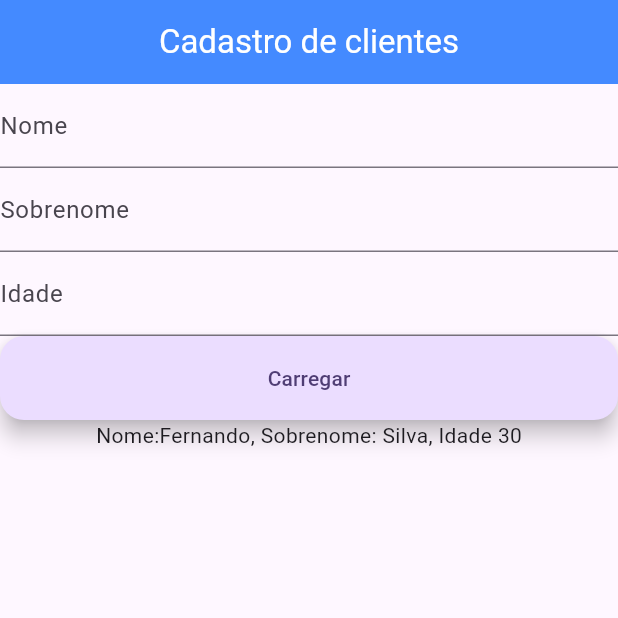
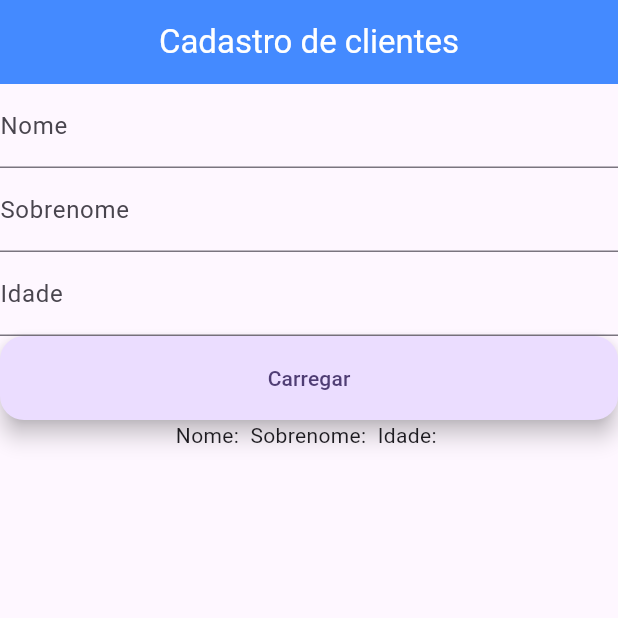
Before and after one commit to f-alexandre96/tela_cliente_flutter, a Flutter app: the screen it shows after launch, after a tap on "Carregar", on a phone screen of 412 x 824 dp, the top half of it. Run offline on Flutter 3.47's test engine with Material 3 defaults, Android fonts, the phone set to English and light mode, and no system bars.

Commit message:
updated cliente_screen

```diff
--- a/lib/cliente_screen.dart
+++ b/lib/cliente_screen.dart
@@ -8,6 +8,12 @@ class ClienteScreen extends StatefulWidget {
 }
 
 class _ClienteScreenState extends State<ClienteScreen> {
+  TextEditingController txtNome = TextEditingController();
+  TextEditingController txtSobrenome = TextEditingController();
+  TextEditingController txtIdade = TextEditingController();
+
+  String resultado = "";
+
   @override
   Widget build(BuildContext context) {
     return Scaffold(
@@ -18,17 +24,32 @@ class _ClienteScreenState extends State<ClienteScreen> {
       ),
        body: Column(
         children: [
-          TextField(decoration: InputDecoration(labelText: "Nome")),
-          TextField(decoration: InputDecoration(labelText: "Sobrenome")),
-          TextField(decoration: InputDecoration(labelText: "Idade")),
+          TextField(
+            controller: txtNome,
+            decoration: InputDecoration(labelText: "Nome")),
+          TextField(
+            controller: txtSobrenome,
+            decoration: InputDecoration(labelText: "Sobrenome")),
+          TextField(
+            controller: txtIdade,
+            decoration: InputDecoration(labelText: "Idade")),
           SizedBox(
             width: double.infinity,
             child: FloatingActionButton(
               child: Text("Carregar"),
-              onPressed: () {},
+              onPressed: () {
+                String nome = txtNome.text;
+                String sobrenome = txtSobrenome.text;
+                String idade = txtIdade.text;
+
+                setState(() {
+                  resultado = "Nome: $nome Sobrenome: $sobrenome Idade: $idade";
+                });
+
+              },
             ),
           ),
-          Text("Nome:Fernando, Sobrenome: Silva, Idade 30"),
+          Text(resultado),
         ],
       ),
     );
```
